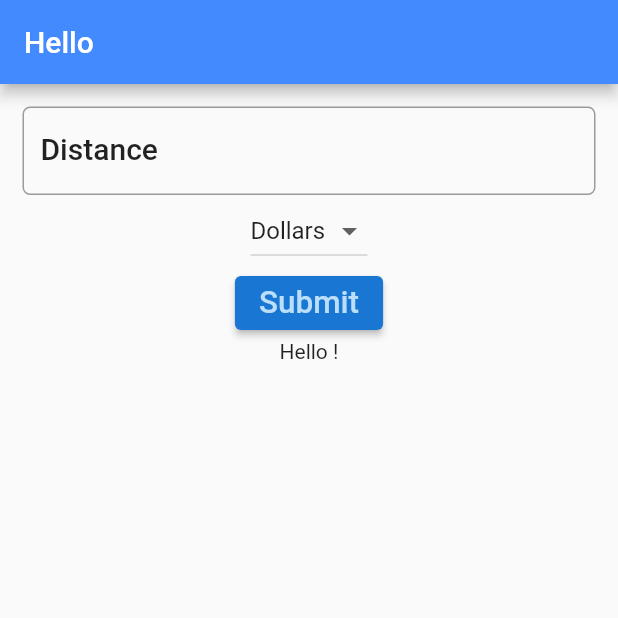
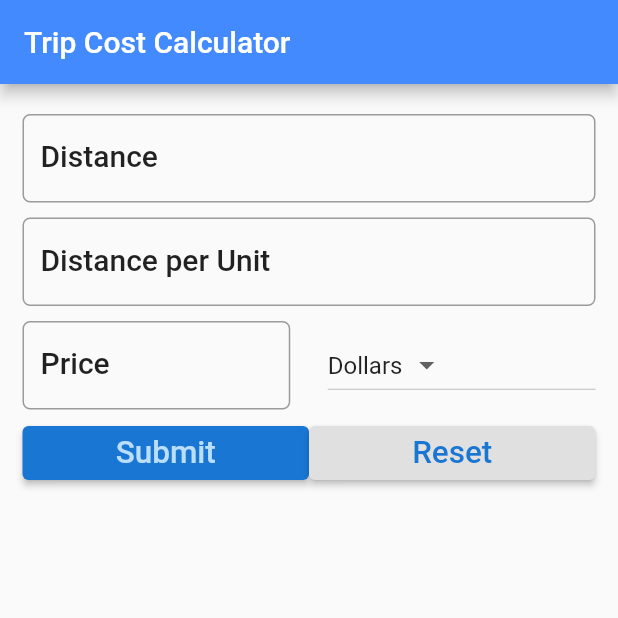
Before and after one commit to RafalChalupnik/FlutterHelloWorld, a Flutter app: the screen it shows after launch, after a tap on "Submit", on a phone screen of 412 x 824 dp, the top half of it. Run offline on Flutter 3.47's test engine with Material 2 defaults, Android fonts, the phone set to English and light mode, and no system bars.

Commit message:
Demo: Fuel Cost Calculator (Part 2)

```diff
--- a/trip_cost_app/lib/main.dart
+++ b/trip_cost_app/lib/main.dart
@@ -22,8 +22,11 @@ class FuelForm extends StatefulWidget {
 class _FuelFormState extends State<FuelForm> {
 
   final _currencies = ['Dollars', 'Euro', 'Pounds'];
+  final double _formDistance = 5.0;
   String _currency = 'Dollars';
   TextEditingController distanceController = TextEditingController();
+  TextEditingController avgController = TextEditingController();
+  TextEditingController priceController = TextEditingController();
   String result = '';
 
   @override
@@ -31,14 +34,19 @@ class _FuelFormState extends State<FuelForm> {
     TextStyle textStyle = Theme.of(context).textTheme.headline6;
     return Scaffold(
       appBar: AppBar(
-        title: Text("Hello"),
+        title: Text("Trip Cost Calculator"),
         backgroundColor: Colors.blueAccent,
       ),
       body: Container(
         padding: EdgeInsets.all(15),
         child: Column(
           children: [
-            TextField(
+            Padding(
+              padding: EdgeInsets.only(
+                top: _formDistance,
+                bottom: _formDistance
+              ),
+              child: TextField(
                 controller: distanceController,
                 decoration: InputDecoration(
                   labelText: 'Distance',
@@ -48,9 +56,48 @@ class _FuelFormState extends State<FuelForm> {
                     borderRadius: BorderRadius.circular(5)
                   )
                 ),
-              keyboardType: TextInputType.number
+                keyboardType: TextInputType.numberWithOptions(decimal: true)
+              )
             ),
-            DropdownButton(
+            Padding(
+              padding: EdgeInsets.only(
+                top: _formDistance,
+                bottom: _formDistance
+              ),
+              child: TextField(
+                controller: avgController,
+                decoration: InputDecoration(
+                  labelText: 'Distance per Unit',
+                  hintText: 'e.g. 17',
+                  labelStyle: textStyle,
+                  border: OutlineInputBorder(
+                    borderRadius: BorderRadius.circular(5)
+                  )
+                ),
+                keyboardType: TextInputType.numberWithOptions(decimal: true)
+              )
+            ),
+            Padding(
+              padding: EdgeInsets.only(
+                top: _formDistance,
+                bottom: _formDistance
+              ),
+              child: Row(
+                children: [
+                  Expanded(child: TextField(
+                    controller: priceController,
+                    decoration: InputDecoration(
+                      labelText: 'Price',
+                      hintText: 'e.g. 1.65',
+                      labelStyle: textStyle,
+                      border: OutlineInputBorder(
+                        borderRadius: BorderRadius.circular(5)
+                      )
+                    ),
+                    keyboardType: TextInputType.numberWithOptions(decimal: true)
+                  )),
+                  Container(width: _formDistance * 5),
+                  Expanded(child: DropdownButton(
                     items: _currencies.map(
                       (value) => DropdownMenuItem(
                         value: value,
@@ -60,32 +107,71 @@ class _FuelFormState extends State<FuelForm> {
                     onChanged: (value) {
                       _onDropdownChanged(value);
                     }
+                  ))
+                ],
+              )
             ),
-            ElevatedButton(
+            Row(
+              children: [
+                Expanded(child: ElevatedButton(
                   style: ButtonStyle(
                     backgroundColor: MaterialStateProperty.all(Theme.of(context).primaryColorDark),
                     foregroundColor: MaterialStateProperty.all(Theme.of(context).primaryColorLight)
                   ),
                   onPressed: () {
                     setState(() {
-                  result = distanceController.text;
+                      result = _calculate();
                     });
                   },
                   child: Text(
                     'Submit',
                     textScaleFactor: 1.5,
                   )
+                )),
+                Expanded(child: ElevatedButton(
+                  style: ButtonStyle(
+                    backgroundColor: MaterialStateProperty.all(Theme.of(context).buttonColor),
+                    foregroundColor: MaterialStateProperty.all(Theme.of(context).primaryColorDark)
                   ),
-            Text('Hello ' + result + '!')
+                  onPressed: () {
+                    setState(() {
+                      _reset();
+                    });
+                  },
+                  child: Text(
+                    'Reset',
+                    textScaleFactor: 1.5,
+                  )
+                ))
+              ]
+            ),
+            Text(result)
           ]
         )
       )
     );
   }
 
-  _onDropdownChanged(String value) {
+  void _onDropdownChanged(String value) {
     setState(() {
       this._currency = value;
     });
   }
+
+  String _calculate() {
+    var distance = double.parse(distanceController.text);
+    var fuelCost = double.parse(priceController.text.replaceAll(',', '.'));
+    var consumption = double.parse(avgController.text);
+    var totalCost = distance / consumption * fuelCost;
+    return 'The total cost for your trip is ' + totalCost.toStringAsFixed(2) + ' ' + _currency;
   }
+
+  void _reset() {
+    distanceController.text = '';
+    avgController.text = '';
+    priceController.text = '';
+    setState(() {
+      result = '';
+    });
+  }
+}
```
Lines whose indentation alone changed are shown as unchanged.
